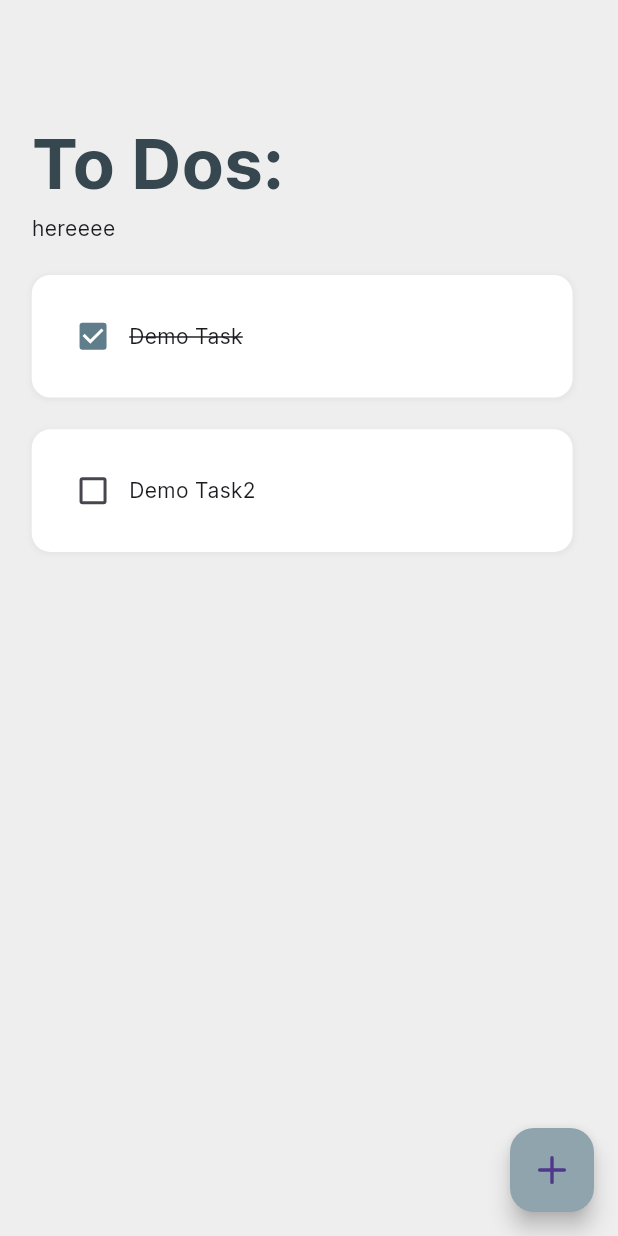
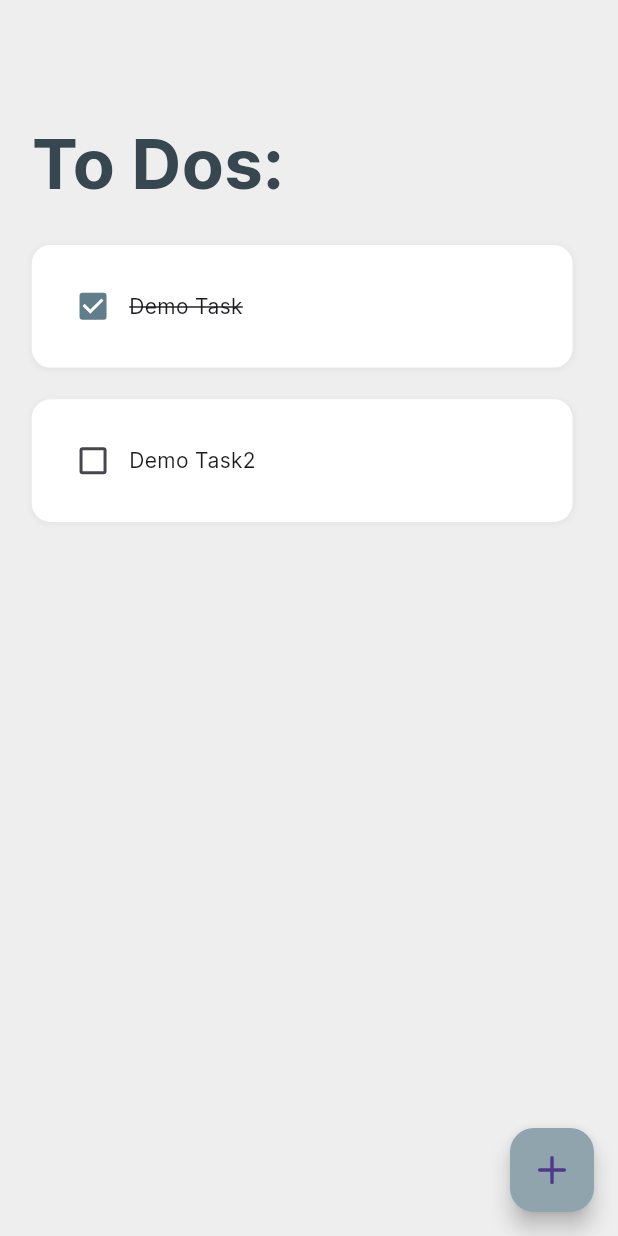
Before and after one commit to yaksh1/mini-flutter-apps, a Flutter app: the screen it shows after launch, on a phone screen of 412 x 824 dp. Run offline on Flutter 3.47's test engine with Material 2 defaults, Android fonts, the phone set to English and light mode, and no system bars; drawn by our look-alikes of flutter_slidable; our stand-ins replace cloud_firestore, firebase_auth, firebase_core, flutter_phosphor_icons, flutter_screenutil, get and 4 more; accounts and stored records are empty.

```diff
--- a/taasc/lib/homepage.dart
+++ b/taasc/lib/homepage.dart
@@ -112,7 +112,6 @@ class _HomePageState extends State<HomePage> {
                     color: Colors.blueGrey[800],
                   ),
                 ),
-                Text("hereeee"),
                 SizedBox(
                   height: 10.h,
                 ),
```
